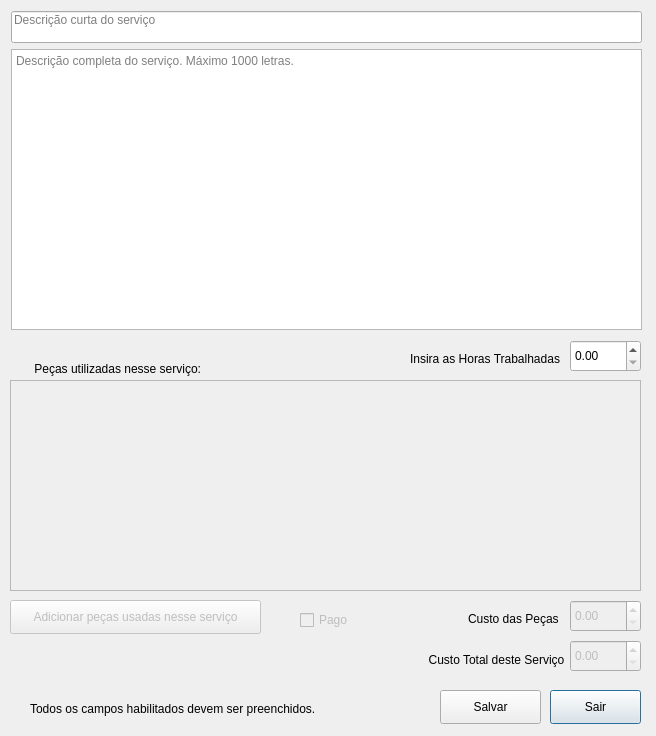
Qt form addservice.ui (bedi1982/Oficina) before a commit.
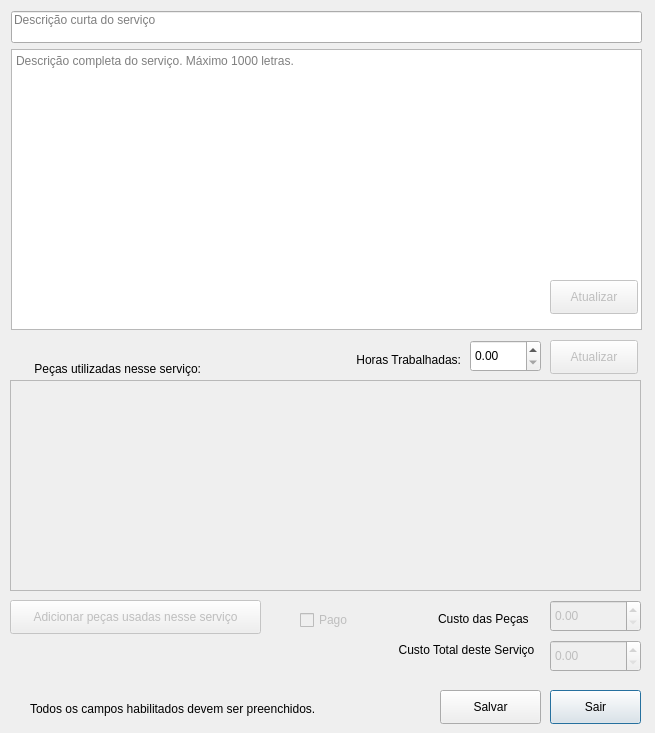
The same form after that commit.

The edit to the form file:
```diff
--- a/addservice.ui
+++ b/addservice.ui
@@ -6,8 +6,8 @@
    <rect>
     <x>0</x>
     <y>0</y>
-    <width>656</width>
-    <height>736</height>
+    <width>655</width>
+    <height>733</height>
    </rect>
   </property>
   <property name="sizePolicy">
@@ -18,14 +18,14 @@
   </property>
   <property name="minimumSize">
    <size>
-    <width>560</width>
-    <height>513</height>
+    <width>655</width>
+    <height>733</height>
    </size>
   </property>
   <property name="maximumSize">
    <size>
-    <width>3454353</width>
-    <height>16777215</height>
+    <width>655</width>
+    <height>733</height>
    </size>
   </property>
   <property name="windowTitle">
@@ -79,7 +79,7 @@
   <widget class="QLabel" name="lbl_PartsCost">
    <property name="geometry">
     <rect>
-     <x>460</x>
+     <x>430</x>
      <y>610</y>
      <width>102</width>
      <height>18</height>
@@ -95,8 +95,8 @@
   <widget class="QLabel" name="lbl_totlaServiceCost">
    <property name="geometry">
     <rect>
-     <x>410</x>
-     <y>650</y>
+     <x>380</x>
+     <y>640</y>
      <width>161</width>
      <height>20</height>
     </rect>
@@ -155,12 +155,15 @@
    </property>
    <property name="geometry">
     <rect>
-     <x>570</x>
+     <x>550</x>
      <y>640</y>
-     <width>71</width>
+     <width>91</width>
      <height>32</height>
     </rect>
    </property>
+   <property name="maximum">
+    <double>9999.989999999999782</double>
+   </property>
    <property name="singleStep">
     <double>5.000000000000000</double>
    </property>
@@ -171,12 +174,15 @@
    </property>
    <property name="geometry">
     <rect>
-     <x>570</x>
+     <x>550</x>
      <y>600</y>
-     <width>71</width>
+     <width>91</width>
      <height>32</height>
     </rect>
    </property>
+   <property name="maximum">
+    <double>99999.990000000005239</double>
+   </property>
    <property name="singleStep">
     <double>5.000000000000000</double>
    </property>
@@ -264,7 +270,7 @@
    </property>
    <property name="geometry">
     <rect>
-     <x>570</x>
+     <x>470</x>
      <y>340</y>
      <width>71</width>
      <height>32</height>
@@ -277,14 +283,14 @@
   <widget class="QLabel" name="lbl_InsertWorkCost">
    <property name="geometry">
     <rect>
-     <x>390</x>
+     <x>280</x>
      <y>350</y>
-     <width>170</width>
-     <height>18</height>
+     <width>181</width>
+     <height>20</height>
     </rect>
    </property>
    <property name="text">
-    <string>Insira as Horas Trabalhadas</string>
+    <string>Horas Trabalhadas:</string>
    </property>
    <property name="alignment">
     <set>Qt::AlignRight|Qt::AlignTrailing|Qt::AlignVCenter</set>
@@ -306,6 +312,38 @@
     <string>Pago</string>
    </property>
   </widget>
+  <widget class="QPushButton" name="btn_save_hoursWorked">
+   <property name="enabled">
+    <bool>false</bool>
+   </property>
+   <property name="geometry">
+    <rect>
+     <x>550</x>
+     <y>340</y>
+     <width>88</width>
+     <height>34</height>
+    </rect>
+   </property>
+   <property name="text">
+    <string>Atualizar</string>
+   </property>
+  </widget>
+  <widget class="QPushButton" name="btn_atualizarDescricaoServico">
+   <property name="enabled">
+    <bool>false</bool>
+   </property>
+   <property name="geometry">
+    <rect>
+     <x>550</x>
+     <y>280</y>
+     <width>88</width>
+     <height>34</height>
+    </rect>
+   </property>
+   <property name="text">
+    <string>Atualizar</string>
+   </property>
+  </widget>
  </widget>
  <tabstops>
   <tabstop>line_ShortDescription</tabstop>
```
Left out of the diff: 4 changed lines with no effect on the pictures.
